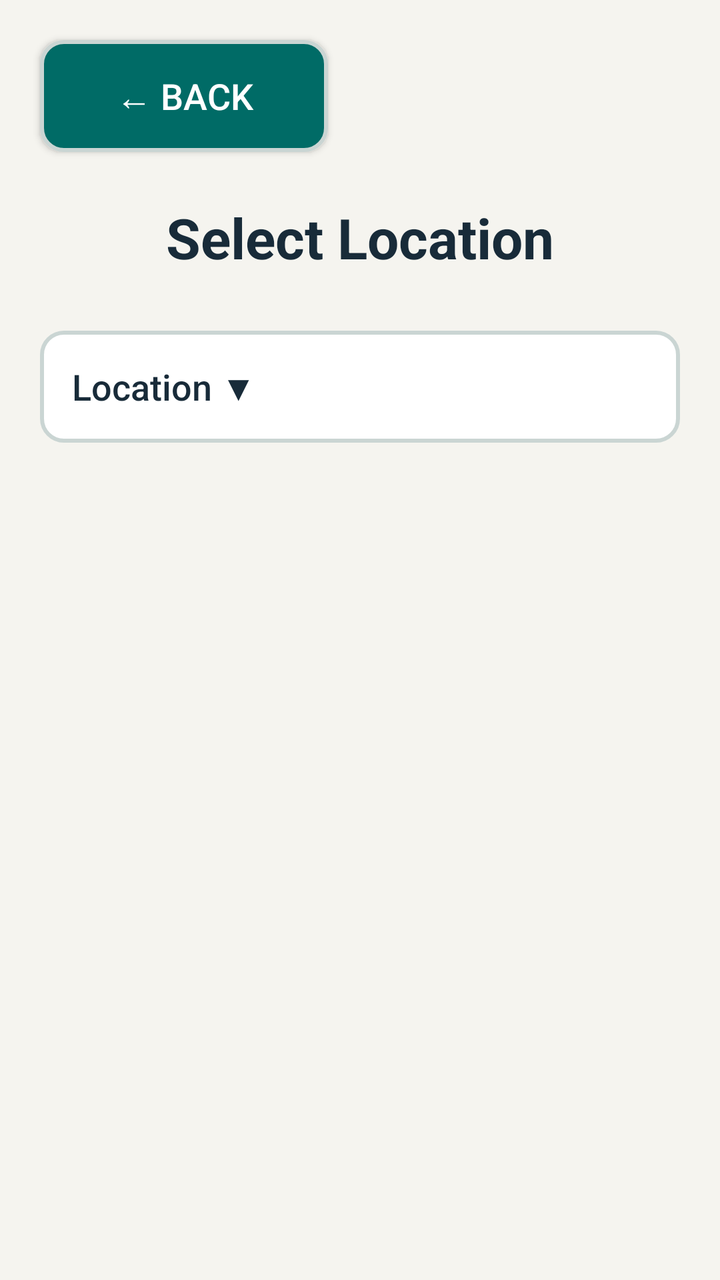
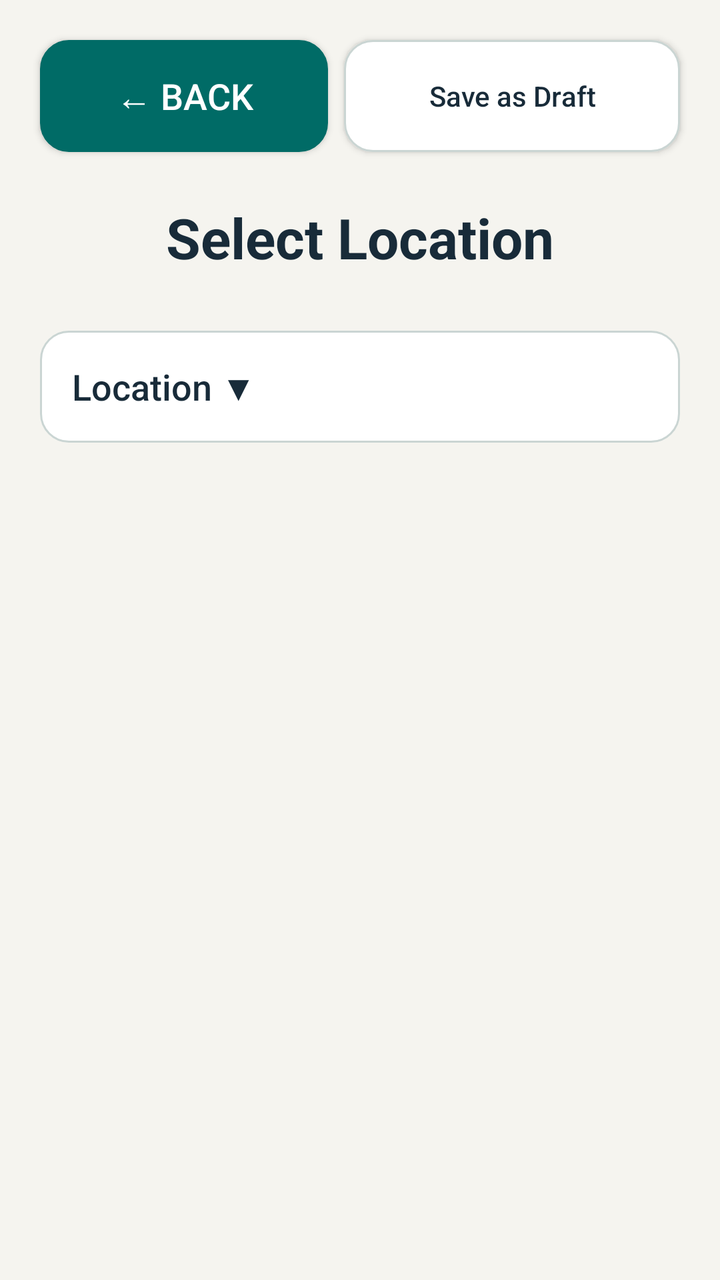

Before-and-after screenshots of an Android layout around one commit, followed by the original layout XML and the change that was made.
<!-- AndroidManifest.xml: application theme Theme.JavaReportingSystem -->
<!-- res/layout/activity_location_selection.xml -->
<?xml version="1.0" encoding="utf-8"?>
<androidx.constraintlayout.widget.ConstraintLayout xmlns:android="http://schemas.android.com/apk/res/android"
    xmlns:app="http://schemas.android.com/apk/res-auto"
    xmlns:tools="http://schemas.android.com/tools"
    android:id="@+id/main"
    android:layout_width="match_parent"
    android:layout_height="match_parent"
    android:background="@color/safety_background"
    tools:context=".ui.LocationSelectionActivity">

    <Button
        android:id="@+id/btnBack"
        android:layout_width="144dp"
        android:layout_height="56dp"
        android:layout_marginStart="20dp"
        android:layout_marginTop="20dp"
        android:background="@drawable/back_button"
        android:text="@string/back"
        android:textAllCaps="false"
        android:textColor="@color/safety_on_action"
        android:textSize="18sp"
        app:layout_constraintStart_toStartOf="parent"
        app:layout_constraintTop_toTopOf="parent"
                app:backgroundTint="@null" />

    <TextView
        android:id="@+id/tvTitle"
        android:layout_width="0dp"
        android:layout_height="wrap_content"
        android:layout_marginStart="20dp"
        android:layout_marginTop="24dp"
        android:layout_marginEnd="20dp"
        android:gravity="center"
        android:text="Select Location"
        android:textColor="@color/safety_text"
        android:textSize="28sp"
        android:textStyle="bold"
        app:layout_constraintEnd_toEndOf="parent"
        app:layout_constraintStart_toStartOf="parent"
        app:layout_constraintTop_toBottomOf="@id/btnBack" />

    <ScrollView
        android:id="@+id/locationsContent"
        android:layout_width="0dp"
        android:layout_height="0dp"
        android:fillViewport="true"
        app:layout_constraintBottom_toTopOf="@id/btnNext"
        app:layout_constraintEnd_toEndOf="parent"
        app:layout_constraintStart_toStartOf="parent"
        app:layout_constraintTop_toBottomOf="@id/tvTitle">

        <LinearLayout
            android:layout_width="match_parent"
            android:layout_height="wrap_content"
            android:orientation="vertical"
            android:paddingStart="20dp"
            android:paddingTop="28dp"
            android:paddingEnd="20dp"
            android:paddingBottom="20dp">

            <Button
                android:id="@+id/btnLocationDropdown"
                android:layout_width="match_parent"
                android:layout_height="wrap_content"
                android:background="@drawable/outline_button"
                android:gravity="center_vertical"
                android:minHeight="56dp"
                android:paddingStart="16dp"
                android:paddingEnd="16dp"
                android:stateListAnimator="@null"
                android:text="@string/select_location"
                android:textAllCaps="false"
                android:textColor="@color/safety_text"
                android:textSize="18sp"
                app:backgroundTint="@null" />

            <HorizontalScrollView
                android:id="@+id/locationTableContainer"
                android:layout_width="match_parent"
                android:layout_height="wrap_content"
                android:layout_marginTop="8dp"
                android:fillViewport="true"
                android:visibility="gone">

                <TableLayout
                    android:id="@+id/locationTable"
                    android:layout_width="wrap_content"
                    android:layout_height="wrap_content"
                    android:stretchColumns="1">

                    <TableRow android:background="#EAEAEA">
                        <TextView
                            android:padding="12dp"
                            android:text="ID"
                            android:textColor="@color/safety_text"
                            android:textStyle="bold" />

                        <TextView
                            android:padding="12dp"
                            android:text="Location Name"
                            android:textColor="@color/safety_text"
                            android:textStyle="bold" />
                    </TableRow>
                </TableLayout>
            </HorizontalScrollView>
        </LinearLayout>
    </ScrollView>

    <Button
        android:id="@+id/btnNext"
        android:layout_width="148dp"
        android:layout_height="56dp"
        android:layout_marginEnd="20dp"
        android:layout_marginBottom="20dp"
        android:background="@drawable/next_button"
        android:text="@string/next"
        android:textAllCaps="false"
        android:textColor="@color/safety_on_action"
        android:textSize="18sp"
        android:visibility="invisible"
        app:layout_constraintBottom_toBottomOf="parent"
        app:layout_constraintEnd_toEndOf="parent"
                app:backgroundTint="@null" />
</androidx.constraintlayout.widget.ConstraintLayout>
<!-- resources referenced by this layout -->
<resources>
  <color name="safety_background">#F5F4EF</color>
  <color name="safety_on_action">#FFFFFF</color>
  <color name="safety_text">#182B39</color>
  <!-- drawable back_button (drawable) -->
  <?xml version="1.0" encoding="utf-8"?>
  <shape xmlns:android="http://schemas.android.com/apk/res/android"
      android:shape="rectangle">
  
      <solid android:color="@color/safety_action" />
  
      <stroke
          android:width="2dp"
          android:color="@color/safety_border" />
  
      <corners android:radius="11dp" />
  
  </shape>
  <!-- drawable next_button (drawable) -->
  <?xml version="1.0" encoding="utf-8"?>
  <shape xmlns:android="http://schemas.android.com/apk/res/android"
      android:shape="rectangle">
  
      <solid android:color="@color/safety_action" />
  
      <stroke
          android:width="2dp"
          android:color="@color/safety_border" />
  
      <corners android:radius="11dp" />
  
  </shape>
  <!-- drawable outline_button (drawable) -->
  <?xml version="1.0" encoding="utf-8"?>
  <shape xmlns:android="http://schemas.android.com/apk/res/android"
      android:shape="rectangle">
  
      <solid android:color="@color/safety_surface" />
  
      <stroke
          android:width="2dp"
          android:color="@color/safety_border" />
  
      <corners android:radius="11dp" />
  
  </shape>
  <string name="back">← BACK</string>
  <string name="next">NEXT →</string>
  <string name="select_location">Location  ▼</string>
  <style name="Theme.JavaReportingSystem" parent="Base.Theme.JavaReportingSystem" />
  <color name="safety_action">#006B66</color>
  <color name="safety_border">#CAD5D3</color>
  <color name="safety_surface">#FFFFFF</color>
  <style name="Base.Theme.JavaReportingSystem" parent="Theme.AppCompat.Light.NoActionBar">
          <item name="colorPrimary">@color/safety_action</item>
          <item name="colorOnPrimary">@color/safety_on_action</item>
          <item name="colorSurface">@color/safety_surface</item>
          <item name="colorOnSurface">@color/safety_text</item>
          <item name="android:colorAccent">@color/safety_action</item>
          <item name="android:windowBackground">@color/safety_background</item>
          <item name="android:statusBarColor">@color/safety_background</item>
          <item name="android:navigationBarColor">@color/safety_background</item>
          <item name="android:windowLightStatusBar">true</item>
          <item name="android:windowLightNavigationBar">true</item>
      </style>
</resources>

<!-- the commit's change to res/layout/activity_location_selection.xml (unified diff, before → after) -->
@@ -22,6 +22,27 @@
         app:layout_constraintStart_toStartOf="parent"
         app:layout_constraintTop_toTopOf="parent"
                 app:backgroundTint="@null" />
+
+    <Button
+        android:id="@+id/btnSaveDraft"
+        android:layout_width="0dp"
+        android:layout_height="56dp"
+        android:layout_marginStart="8dp"
+        android:layout_marginEnd="20dp"
+        android:background="@drawable/outline_button"
+        android:text="@string/save_as_draft"
+        android:textAllCaps="false"
+        android:textColor="@color/safety_text"
+        android:textSize="14sp"
+        android:minWidth="0dp"
+        android:paddingStart="8dp"
+        android:paddingEnd="8dp"
+        app:backgroundTint="@null"
+        app:layout_constraintStart_toEndOf="@id/btnBack"
+        app:layout_constraintEnd_toEndOf="parent"
+        app:layout_constraintTop_toTopOf="@id/btnBack" />
+
+
 
     <TextView
         android:id="@+id/tvTitle"
<!-- resource entries referenced after the edit -->
@@ -5,48 +5,28 @@
   <color name="safety_text">#182B39</color>
   <!-- drawable back_button (drawable) -->
   <?xml version="1.0" encoding="utf-8"?>
-  <shape xmlns:android="http://schemas.android.com/apk/res/android"
-      android:shape="rectangle">
-  
+  <shape xmlns:android="http://schemas.android.com/apk/res/android" android:shape="rectangle">
       <solid android:color="@color/safety_action" />
-  
-      <stroke
-          android:width="2dp"
-          android:color="@color/safety_border" />
-  
-      <corners android:radius="11dp" />
-  
+      <stroke android:width="1dp" android:color="@color/safety_action" />
+      <corners android:radius="14dp" />
   </shape>
   <!-- drawable next_button (drawable) -->
   <?xml version="1.0" encoding="utf-8"?>
-  <shape xmlns:android="http://schemas.android.com/apk/res/android"
-      android:shape="rectangle">
-  
+  <shape xmlns:android="http://schemas.android.com/apk/res/android" android:shape="rectangle">
       <solid android:color="@color/safety_action" />
-  
-      <stroke
-          android:width="2dp"
-          android:color="@color/safety_border" />
-  
-      <corners android:radius="11dp" />
-  
+      <stroke android:width="1dp" android:color="@color/safety_action" />
+      <corners android:radius="14dp" />
   </shape>
   <!-- drawable outline_button (drawable) -->
   <?xml version="1.0" encoding="utf-8"?>
-  <shape xmlns:android="http://schemas.android.com/apk/res/android"
-      android:shape="rectangle">
-  
+  <shape xmlns:android="http://schemas.android.com/apk/res/android" android:shape="rectangle">
       <solid android:color="@color/safety_surface" />
-  
-      <stroke
-          android:width="2dp"
-          android:color="@color/safety_border" />
-  
-      <corners android:radius="11dp" />
-  
+      <stroke android:width="1dp" android:color="@color/safety_border" />
+      <corners android:radius="14dp" />
   </shape>
   <string name="back">← BACK</string>
   <string name="next">NEXT →</string>
+  <string name="save_as_draft">Save as Draft</string>
   <string name="select_location">Location  ▼</string>
   <style name="Theme.JavaReportingSystem" parent="Base.Theme.JavaReportingSystem" />
   <color name="safety_action">#006B66</color>
